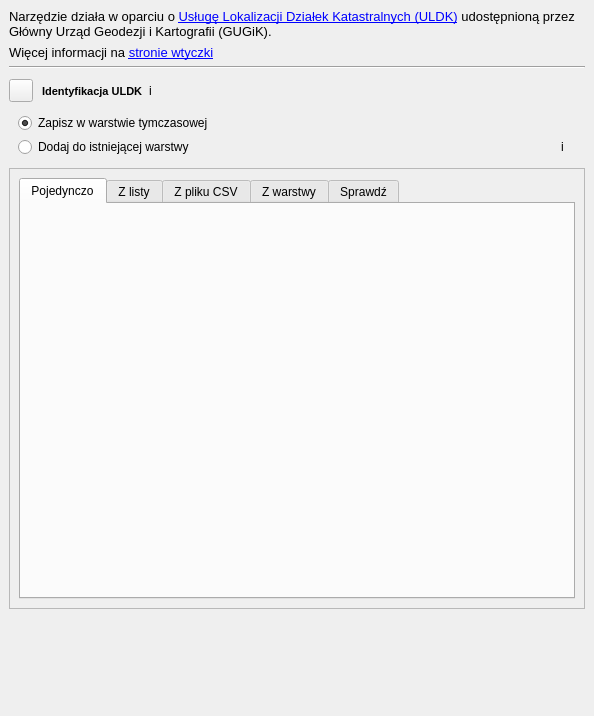
gis-support/gis-support-plugin, file gissupport_plugin/modules/uldk/plugin_dockwidget_base.ui: the form before one commit.
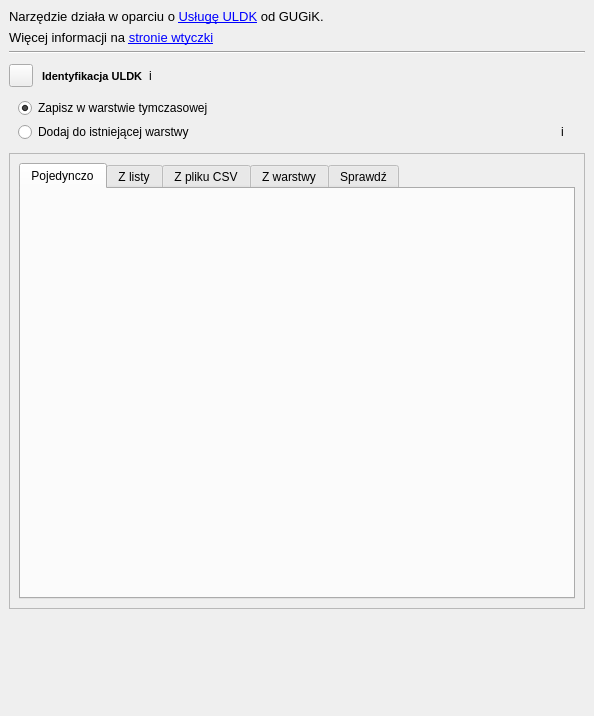
The form after the commit. Icons and pictures are not drawn. Custom widgets are drawn as their Qt base class.

```diff
--- a/gissupport_plugin/modules/uldk/plugin_dockwidget_base.ui
+++ b/gissupport_plugin/modules/uldk/plugin_dockwidget_base.ui
@@ -18,7 +18,7 @@
     <item>
      <widget class="QLabel" name="infoLabel">
       <property name="text">
-       <string>&lt;html&gt;&lt;head/&gt;&lt;body&gt;&lt;p&gt;&lt;span style=&quot; font-size:10pt;&quot;&gt;Narzędzie działa w oparciu o &lt;a href=&quot;https://uldk.gugik.gov.pl/opis.html&quot;&gt;&lt;span style=&quot; text-decoration: underline; color:#0000ff;&quot;&gt;Usługę Lokalizacji Działek Katastralnych (ULDK)&lt;/span&gt;&lt;/a&gt; udostępnioną przez Główny Urząd Geodezji i Kartografii (GUGiK).&lt;/span&gt;&lt;/p&gt;&lt;/body&gt;&lt;/html&gt;</string>
+       <string>&lt;html&gt;&lt;head/&gt;&lt;body&gt;&lt;p&gt;&lt;span style=&quot; font-size:10pt;&quot;&gt;Narzędzie działa w oparciu o &lt;a href=&quot;https://uldk.gugik.gov.pl/opis.html&quot;&gt;&lt;span style=&quot; text-decoration: underline; color:#0000ff;&quot;&gt;Usługę ULDK&lt;/span&gt;&lt;/a&gt; od GUGiK.&lt;/span&gt;&lt;/p&gt;&lt;/body&gt;&lt;/html&gt;</string>
       </property>
       <property name="textFormat">
        <enum>Qt::RichText</enum>
```
